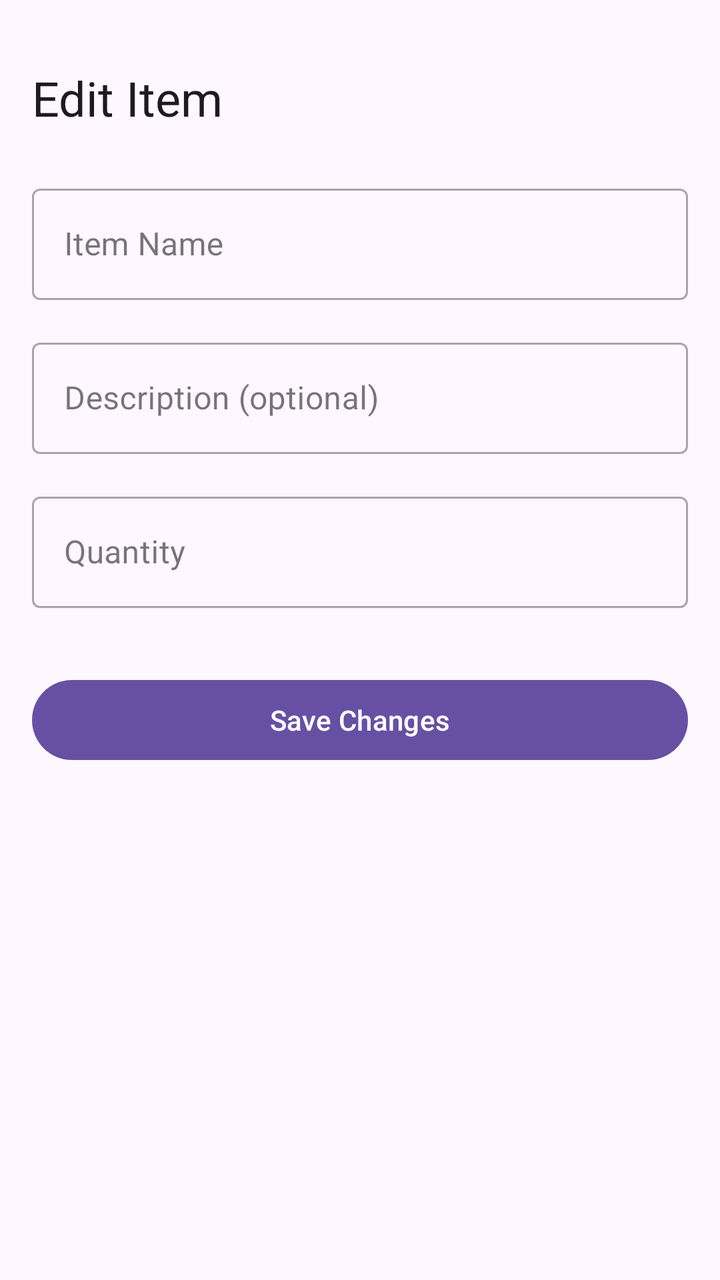
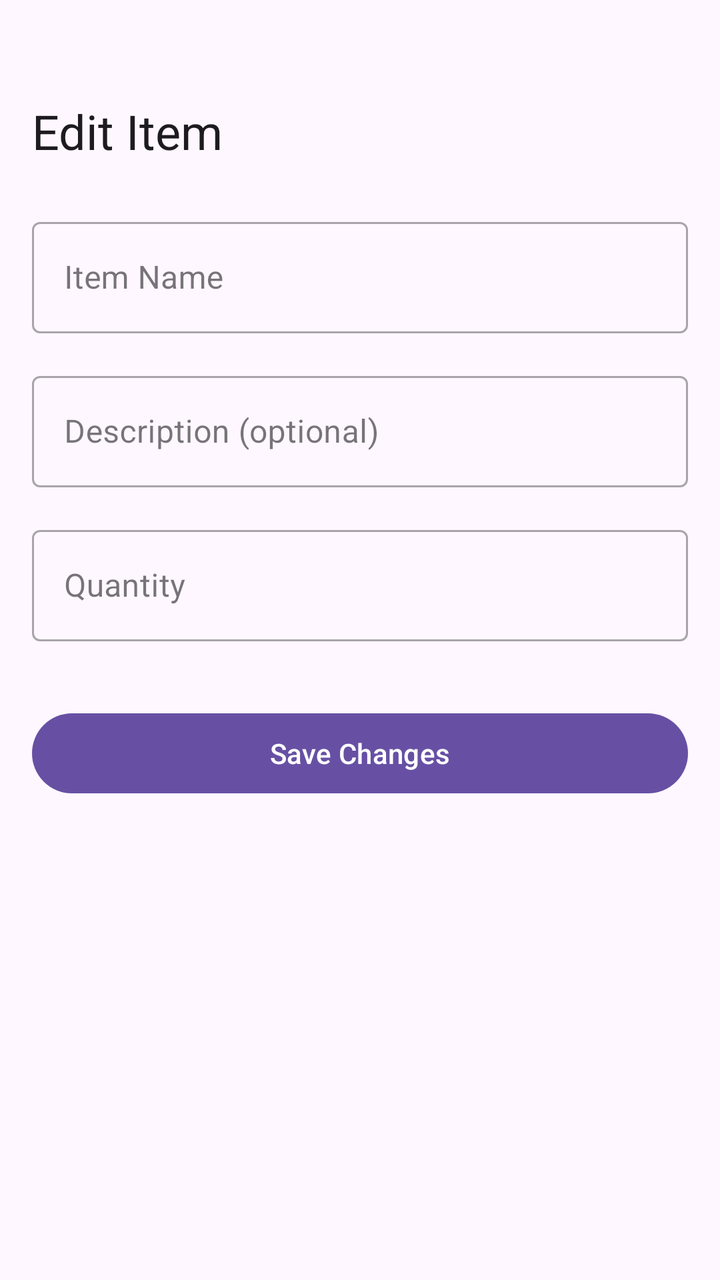

An Android layout rendered at two revisions. The XML below is the earlier revision; the diff shows what the commit changed to produce the second picture.
<!-- AndroidManifest.xml: application theme Theme.Shopping_App_Final -->
<!-- res/layout/activity_item_customization.xml -->
<?xml version="1.0" encoding="utf-8"?>
<androidx.constraintlayout.widget.ConstraintLayout xmlns:android="http://schemas.android.com/apk/res/android"
    xmlns:app="http://schemas.android.com/apk/res-auto"
    xmlns:tools="http://schemas.android.com/tools"
    android:layout_width="match_parent"
    android:layout_height="match_parent"
    android:padding="16dp"
    tools:context=".ItemCustomizationActivity">

    <TextView
        android:id="@+id/editTitle"
        android:layout_width="0dp"
        android:layout_height="wrap_content"
        android:layout_marginTop="50px"
        android:text="Edit Item"
        android:textAppearance="@style/TextAppearance.MaterialComponents.Headline5"
        app:layout_constraintEnd_toEndOf="parent"
        app:layout_constraintStart_toStartOf="parent"
        app:layout_constraintTop_toTopOf="parent" />

    <com.google.android.material.textfield.TextInputLayout
        android:id="@+id/nameInputLayout"
        style="@style/Widget.MaterialComponents.TextInputLayout.OutlinedBox"
        android:layout_width="0dp"
        android:layout_height="wrap_content"
        android:layout_marginTop="24dp"
        android:hint="Item Name"
        app:layout_constraintEnd_toEndOf="parent"
        app:layout_constraintStart_toStartOf="parent"
        app:layout_constraintTop_toBottomOf="@id/editTitle">

        <com.google.android.material.textfield.TextInputEditText
            android:id="@+id/nameEditText"
            android:layout_width="match_parent"
            android:layout_height="wrap_content"
            android:inputType="textCapWords" />

    </com.google.android.material.textfield.TextInputLayout>

    <com.google.android.material.textfield.TextInputLayout
        android:id="@+id/descriptionInputLayout"
        style="@style/Widget.MaterialComponents.TextInputLayout.OutlinedBox"
        android:layout_width="0dp"
        android:layout_height="wrap_content"
        android:layout_marginTop="16dp"
        android:hint="Description (optional)"
        app:layout_constraintEnd_toEndOf="parent"
        app:layout_constraintStart_toStartOf="parent"
        app:layout_constraintTop_toBottomOf="@id/nameInputLayout">

        <com.google.android.material.textfield.TextInputEditText
            android:id="@+id/descriptionEditText"
            android:layout_width="match_parent"
            android:layout_height="wrap_content"
            android:inputType="textCapSentences" />

    </com.google.android.material.textfield.TextInputLayout>

    <com.google.android.material.textfield.TextInputLayout
        android:id="@+id/quantityInputLayout"
        style="@style/Widget.MaterialComponents.TextInputLayout.OutlinedBox"
        android:layout_width="0dp"
        android:layout_height="wrap_content"
        android:layout_marginTop="16dp"
        android:hint="Quantity"
        app:layout_constraintEnd_toEndOf="parent"
        app:layout_constraintStart_toStartOf="parent"
        app:layout_constraintTop_toBottomOf="@id/descriptionInputLayout">

        <com.google.android.material.textfield.TextInputEditText
            android:id="@+id/quantityEditText"
            android:layout_width="match_parent"
            android:layout_height="wrap_content"
            android:inputType="number" />

    </com.google.android.material.textfield.TextInputLayout>

    <Button
        android:id="@+id/saveButton"
        android:layout_width="0dp"
        android:layout_height="wrap_content"
        android:layout_marginTop="32dp"
        android:text="Save Changes"
        app:layout_constraintEnd_toEndOf="parent"
        app:layout_constraintStart_toStartOf="parent"
        app:layout_constraintTop_toBottomOf="@id/quantityInputLayout" />

</androidx.constraintlayout.widget.ConstraintLayout>
<!-- resources referenced by this layout -->
<resources>
  <style name="Theme.Shopping_App_Final" parent="Base.Theme.Shopping_App_Final" />
  <style name="Base.Theme.Shopping_App_Final" parent="Theme.Material3.DayNight.NoActionBar">
          
          
      </style>
</resources>

<!-- the commit's change to res/layout/activity_item_customization.xml (unified diff, before → after) -->
@@ -11,7 +11,7 @@
         android:id="@+id/editTitle"
         android:layout_width="0dp"
         android:layout_height="wrap_content"
-        android:layout_marginTop="50px"
+        android:layout_marginTop="100px"
         android:text="Edit Item"
         android:textAppearance="@style/TextAppearance.MaterialComponents.Headline5"
         app:layout_constraintEnd_toEndOf="parent"
